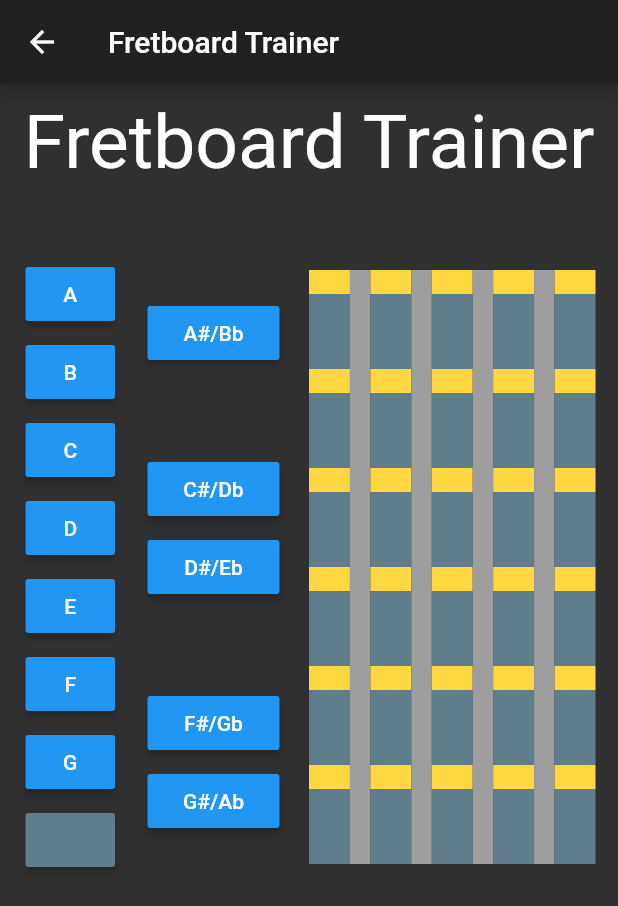
After one commit to esouthren/guitar_wings, a Flutter app: the screen it shows after launch, after a tap on "Fretboard Trainer", on a phone screen of 412 x 824 dp. The commit adds this screen. Shown: the top 906 px of the screen. Run offline on Flutter 3.47's test engine with Material 2 defaults, Android fonts, the phone set to English and light mode, and no system bars; missing offline and left inert: flutter_fft.

Commit message:
basic fretboard functioning

```diff
--- /dev/null
+++ b/lib/data/note.dart
@@ -0,0 +1 @@
+enum Note { ONE, TWO }
--- /dev/null
+++ b/lib/fretboard/fretboard.dart
@@ -0,0 +1,67 @@
+import 'package:flutter/material.dart';
+import 'package:flutter/widgets.dart';
+import 'package:guitar_wings/data/note.dart';
+
+import 'fretboard_grid.dart';
+import 'note_button_grid.dart';
+
+class Fretboard extends StatefulWidget {
+  @override
+  FretboardState createState() => FretboardState();
+}
+
+class FretboardState extends State<Fretboard> {
+  Note currentNote;
+  @override
+  void initState() {
+    super.initState();
+  }
+
+  Widget build(BuildContext context) {
+    return Scaffold(
+      appBar: AppBar(
+        title: new Text(
+          "Fretboard Trainer",
+          style: new TextStyle(color: Colors.white),
+        ),
+        leading: new IconButton(
+          icon: new Icon(Icons.arrow_back),
+          onPressed: () {
+            this.dispose();
+          },
+        ),
+      ),
+      body: Padding(
+        padding: EdgeInsets.fromLTRB(15.0, 10.0, 15.0, 25.0),
+        child: Center(
+          child: Column(
+            mainAxisSize: MainAxisSize.max,
+            children: [
+              Text(
+                'Fretboard Trainer',
+                style: TextStyle(
+                  fontSize: 50,
+                ),
+              ),
+              SizedBox(height: 20.0),
+              Row(
+                mainAxisAlignment:
+                    MainAxisAlignment.spaceEvenly, // first column split
+                children: [
+                  Expanded(
+                    flex: 1,
+                    child: NoteButtonGrid(),
+                  ),
+                  Expanded(
+                    flex: 1,
+                    child: FretboardGrid(),
+                  ),
+                ],
+              ),
+            ],
+          ),
+        ),
+      ),
+    );
+  }
+}
--- /dev/null
+++ b/lib/fretboard/fretboard_grid.dart
@@ -0,0 +1,88 @@
+import 'package:flutter/material.dart';
+
+class FretboardGrid extends StatelessWidget {
+  @override
+  Widget build(BuildContext context) {
+    return Column(
+      // mainAxisAlignment: MainAxisAlignment.spaceEvenly,
+      mainAxisSize: MainAxisSize.max,
+      children: <Widget>[
+        const SizedBox(height: 25),
+        _board,
+        _fret,
+        _board,
+        _fret,
+        _board,
+        _fret,
+        _board,
+        _fret,
+        _board,
+        _fret,
+        _board,
+        _fret,
+      ],
+    );
+  }
+}
+
+Widget get _fret => Container(
+      height: 50.0,
+      child: Row(
+        mainAxisAlignment: MainAxisAlignment.center,
+        crossAxisAlignment: CrossAxisAlignment.stretch,
+        children: [
+          Expanded(
+              flex: 2,
+              child: Container(color: Colors.blueGrey, child: Text(' '))),
+          Expanded(
+              flex: 1, child: Container(color: Colors.grey, child: Text(' '))),
+          Expanded(
+              flex: 2,
+              child: Container(color: Colors.blueGrey, child: Text(' '))),
+          Expanded(
+              flex: 1, child: Container(color: Colors.grey, child: Text(' '))),
+          Expanded(
+              flex: 2,
+              child: Container(color: Colors.blueGrey, child: Text(' '))),
+          Expanded(
+              flex: 1, child: Container(color: Colors.grey, child: Text(' '))),
+          Expanded(
+              flex: 2,
+              child: Container(color: Colors.blueGrey, child: Text(' '))),
+          Expanded(
+              flex: 1, child: Container(color: Colors.grey, child: Text(' '))),
+          Expanded(
+              flex: 2,
+              child: Container(color: Colors.blueGrey, child: Text(' '))),
+        ],
+      ),
+    );
+
+Widget get _board => Row(
+      mainAxisAlignment: MainAxisAlignment.center,
+      children: [
+        Expanded(
+            flex: 2,
+            child: Container(color: Colors.amberAccent, child: Text(' '))),
+        Expanded(
+            flex: 1, child: Container(color: Colors.grey, child: Text(' '))),
+        Expanded(
+            flex: 2,
+            child: Container(color: Colors.amberAccent, child: Text(' '))),
+        Expanded(
+            flex: 1, child: Container(color: Colors.grey, child: Text(' '))),
+        Expanded(
+            flex: 2,
+            child: Container(color: Colors.amberAccent, child: Text(' '))),
+        Expanded(
+            flex: 1, child: Container(color: Colors.grey, child: Text(' '))),
+        Expanded(
+            flex: 2,
+            child: Container(color: Colors.amberAccent, child: Text(' '))),
+        Expanded(
+            flex: 1, child: Container(color: Colors.grey, child: Text(' '))),
+        Expanded(
+            flex: 2,
+            child: Container(color: Colors.amberAccent, child: Text(' '))),
+      ],
+    );
--- /dev/null
+++ b/lib/fretboard/note_button_grid.dart
@@ -0,0 +1,118 @@
+import 'dart:math';
+
+import 'package:flutter/material.dart';
+
+class NoteButtonGrid extends StatelessWidget {
+  @override
+  Widget build(BuildContext context) {
+    return Column(
+      children: <Widget>[
+        const SizedBox(height: 25),
+        Row(
+          children: [
+            Expanded(
+              flex: 1,
+              child: Column(
+                children: [
+                  _button(context, 'A', isNatural: true),
+                  _button(context, 'B', isNatural: true),
+                ],
+              ),
+            ),
+            Expanded(
+              flex: 2,
+              child: Column(
+                children: [
+                  _button(context, 'A#/Bb', isNatural: false),
+                ],
+              ),
+            )
+          ],
+        ),
+        Row(
+          children: [
+            Expanded(
+              flex: 1,
+              child: Column(
+                children: [
+                  _button(context, 'C', isNatural: true),
+                  _button(context, 'D', isNatural: true),
+                  _button(context, 'E', isNatural: true),
+                ],
+              ),
+            ),
+            Expanded(
+              flex: 2,
+              child: Column(
+                children: [
+                  _button(context, 'C#/Db', isNatural: false),
+                  _button(context, 'D#/Eb', isNatural: false),
+                ],
+              ),
+            )
+          ],
+        ),
+        Row(
+          children: [
+            Expanded(
+              flex: 1,
+              child: Column(
+                children: [
+                  _button(context, 'F', isNatural: true),
+                  _button(context, 'G', isNatural: true),
+                  _spacer,
+                ],
+              ),
+            ),
+            Expanded(
+              flex: 2,
+              child: Column(
+                children: [
+                  _button(context, 'F#/Gb', isNatural: false),
+                  _button(context, 'G#/Ab', isNatural: false),
+                ],
+              ),
+            )
+          ],
+        ),
+      ],
+    );
+  }
+}
+
+_randomizeNote() {
+  print('randomizing note!');
+  return 1 + Random().nextInt(10 - 1);
+}
+
+_button(BuildContext context, String label, {bool isNatural = true}) => Padding(
+      padding: EdgeInsets.all(2.0),
+      child: SizedBox(
+        child: RaisedButton(
+          color: label == '' ? Colors.red : Colors.blue,
+          padding: const EdgeInsets.all(10.0),
+          onPressed: () {
+            _randomizeNote();
+          },
+          child: FittedBox(
+            fit: BoxFit.fitWidth,
+            child: Text(
+              label,
+            ),
+          ),
+        ),
+      ),
+    );
+
+Widget get _spacer => Padding(
+      padding: EdgeInsets.all(2.0),
+      child: SizedBox(
+        child: RaisedButton(
+          color: Colors.blueGrey,
+          padding: const EdgeInsets.all(10.0),
+          onPressed: () {
+            // a thing
+          },
+        ),
+      ),
+    );
--- a/lib/main.dart
+++ b/lib/main.dart
@@ -1,5 +1,6 @@
 import 'package:flutter/material.dart';
 import 'package:guitar_wings/tuner/tuner.dart';
+import 'package:guitar_wings/fretboard/fretboard.dart';
 import 'package:guitar_wings/user_settings/user_settings.dart';
 
 void main() => runApp(
@@ -30,7 +31,7 @@ class Application extends StatelessWidget {
                 const SizedBox(height: 10),
                 _button(context, 'Guitar Tuner', Tuner()),
                 const SizedBox(height: 30),
-                _button(context, 'Second thingy', Tuner()),
+                _button(context, 'Fretboard Trainer', Fretboard()),
                 const SizedBox(height: 30),
                 _button(context, 'Third Thingy', Tuner()),
                 const SizedBox(height: 30),
@@ -61,7 +62,7 @@ class Application extends StatelessWidget {
       );
 
   _routeToNewPage(Widget newPage) => PageRouteBuilder(
-        pageBuilder: (context, animation, secondaryAnimation) => Tuner(),
+        pageBuilder: (context, animation, secondaryAnimation) => newPage,
         transitionsBuilder: (
           context,
           animation,
```
Also changed, not shown: lib/tuner/tuner.dart (+101 -51 lines).
